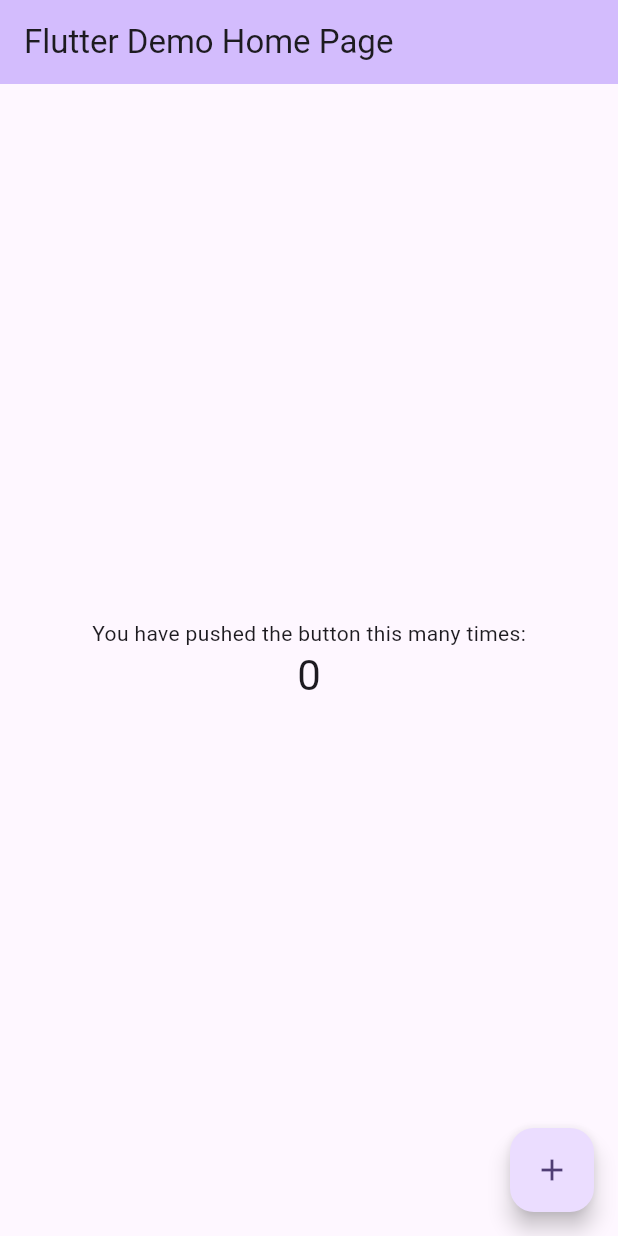
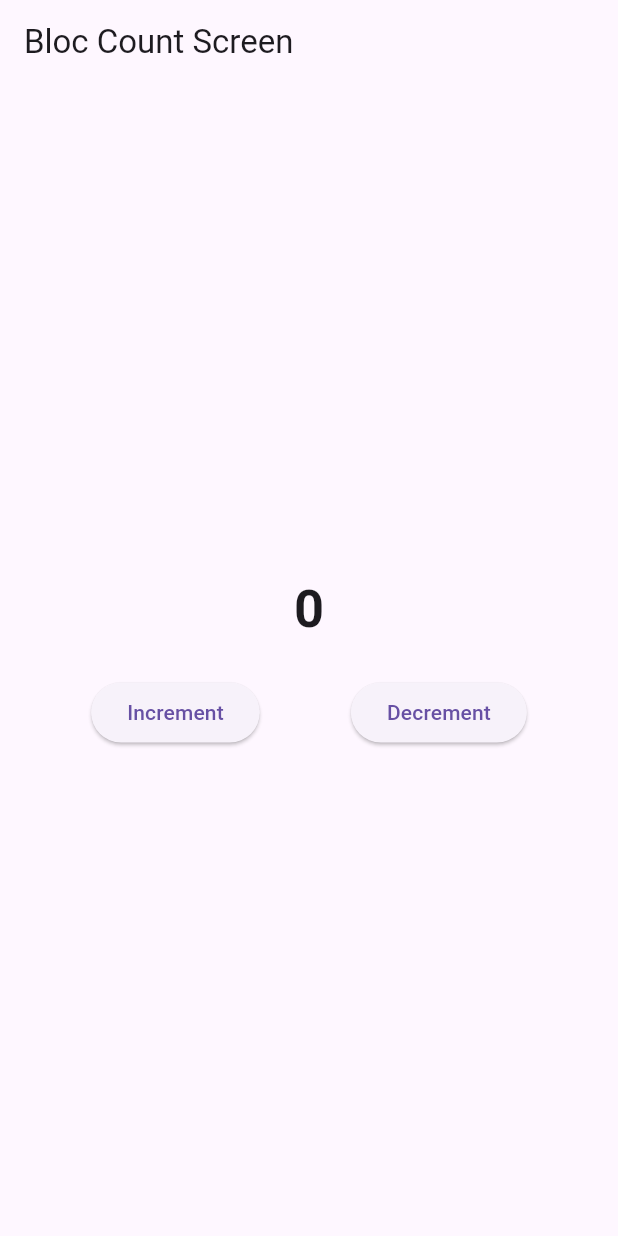
Before and after one commit to alfazrafai/Counter-App-Bloc, a Flutter app: the screen it shows after launch, on a phone screen of 412 x 824 dp. Run offline on Flutter 3.47's test engine with Material 3 defaults, Android fonts, the phone set to English and light mode, and no system bars; our stand-ins replace bloc, equatable, flutter_bloc.

Commit message:
Implemented Counter App with Bloc

```diff
--- /dev/null
+++ b/lib/bloc/counter/counter_bloc.dart
@@ -0,0 +1,20 @@
+import 'package:bloc/bloc.dart';
+import 'package:counter_app_bloc/bloc/counter/counter_event.dart';
+import 'package:counter_app_bloc/bloc/counter/counter_state.dart';
+
+class CounterBloc extends Bloc<CounterEvent, CounterState> {
+  CounterBloc() : super(CounterState()) {
+    on<IncrementCounter>(_increment);
+    on<DecrementCounter>(_decrement);
+  }
+
+  void _increment(IncrementCounter event, Emitter<CounterState> emit) {
+    emit(state.copyWith(counter: state.counter + 1));
+  }
+
+  void _decrement(DecrementCounter event, Emitter<CounterState> emit) {
+    if (state.counter > 0) {
+      emit(state.copyWith(counter: state.counter - 1));
+    }
+  }
+}
--- /dev/null
+++ b/lib/bloc/counter/counter_event.dart
@@ -0,0 +1,12 @@
+import 'package:equatable/equatable.dart';
+
+abstract class CounterEvent extends Equatable {
+  const CounterEvent();
+
+  @override
+  List<Object> get props => [];
+}
+
+class IncrementCounter extends CounterEvent {}
+
+class DecrementCounter extends CounterEvent {}
--- /dev/null
+++ b/lib/bloc/counter/counter_state.dart
@@ -0,0 +1,14 @@
+import 'package:equatable/equatable.dart';
+
+class CounterState extends Equatable {
+  final int counter;
+
+  const CounterState({this.counter = 0});
+
+  CounterState copyWith({int? counter}) {
+    return CounterState(counter: counter ?? this.counter);
+  }
+
+  @override
+  List<Object?> get props => [counter];
+}
--- a/lib/main.dart
+++ b/lib/main.dart
@@ -1,122 +1,20 @@
+import 'package:counter_app_bloc/bloc/counter/counter_bloc.dart';
+import 'package:counter_app_bloc/ui/counter_screen.dart';
 import 'package:flutter/material.dart';
+import 'package:flutter_bloc/flutter_bloc.dart';
 
 void main() {
-  runApp(const MyApp());
+  runApp(BlocCounterApp());
 }
 
-class MyApp extends StatelessWidget {
-  const MyApp({super.key});
+class BlocCounterApp extends StatelessWidget {
+  const BlocCounterApp({super.key});
 
-  // This widget is the root of your application.
   @override
   Widget build(BuildContext context) {
-    return MaterialApp(
-      title: 'Flutter Demo',
-      theme: ThemeData(
-        // This is the theme of your application.
-        //
-        // TRY THIS: Try running your application with "flutter run". You'll see
-        // the application has a purple toolbar. Then, without quitting the app,
-        // try changing the seedColor in the colorScheme below to Colors.green
-        // and then invoke "hot reload" (save your changes or press the "hot
-        // reload" button in a Flutter-supported IDE, or press "r" if you used
-        // the command line to start the app).
-        //
-        // Notice that the counter didn't reset back to zero; the application
-        // state is not lost during the reload. To reset the state, use hot
-        // restart instead.
-        //
-        // This works for code too, not just values: Most code changes can be
-        // tested with just a hot reload.
-        colorScheme: .fromSeed(seedColor: Colors.deepPurple),
-      ),
-      home: const MyHomePage(title: 'Flutter Demo Home Page'),
+    return BlocProvider(
+      create: (_) => CounterBloc(),
+      child: MaterialApp(home: CounterScreen()),
     );
   }
 }
-
-class MyHomePage extends StatefulWidget {
-  const MyHomePage({super.key, required this.title});
-
-  // This widget is the home page of your application. It is stateful, meaning
-  // that it has a State object (defined below) that contains fields that affect
-  // how it looks.
-
-  // This class is the configuration for the state. It holds the values (in this
-  // case the title) provided by the parent (in this case the App widget) and
-  // used by the build method of the State. Fields in a Widget subclass are
-  // always marked "final".
-
-  final String title;
-
-  @override
-  State<MyHomePage> createState() => _MyHomePageState();
-}
-
-class _MyHomePageState extends State<MyHomePage> {
-  int _counter = 0;
-
-  void _incrementCounter() {
-    setState(() {
-      // This call to setState tells the Flutter framework that something has
-      // changed in this State, which causes it to rerun the build method below
-      // so that the display can reflect the updated values. If we changed
-      // _counter without calling setState(), then the build method would not be
-      // called again, and so nothing would appear to happen.
-      _counter++;
-    });
-  }
-
-  @override
-  Widget build(BuildContext context) {
-    // This method is rerun every time setState is called, for instance as done
-    // by the _incrementCounter method above.
-    //
-    // The Flutter framework has been optimized to make rerunning build methods
-    // fast, so that you can just rebuild anything that needs updating rather
-    // than having to individually change instances of widgets.
-    return Scaffold(
-      appBar: AppBar(
-        // TRY THIS: Try changing the color here to a specific color (to
-        // Colors.amber, perhaps?) and trigger a hot reload to see the AppBar
-        // change color while the other colors stay the same.
-        backgroundColor: Theme.of(context).colorScheme.inversePrimary,
-        // Here we take the value from the MyHomePage object that was created by
-        // the App.build method, and use it to set our appbar title.
-        title: Text(widget.title),
-      ),
-      body: Center(
-        // Center is a layout widget. It takes a single child and positions it
-        // in the middle of the parent.
-        child: Column(
-          // Column is also a layout widget. It takes a list of children and
-          // arranges them vertically. By default, it sizes itself to fit its
-          // children horizontally, and tries to be as tall as its parent.
-          //
-          // Column has various properties to control how it sizes itself and
-          // how it positions its children. Here we use mainAxisAlignment to
-          // center the children vertically; the main axis here is the vertical
-          // axis because Columns are vertical (the cross axis would be
-          // horizontal).
-          //
-          // TRY THIS: Invoke "debug painting" (choose the "Toggle Debug Paint"
-          // action in the IDE, or press "p" in the console), to see the
-          // wireframe for each widget.
-          mainAxisAlignment: .center,
-          children: [
-            const Text('You have pushed the button this many times:'),
-            Text(
-              '$_counter',
-              style: Theme.of(context).textTheme.headlineMedium,
-            ),
-          ],
-        ),
-      ),
-      floatingActionButton: FloatingActionButton(
-        onPressed: _incrementCounter,
-        tooltip: 'Increment',
-        child: const Icon(Icons.add),
-      ),
-    );
-  }
-}
--- /dev/null
+++ b/lib/ui/counter_screen.dart
@@ -0,0 +1,57 @@
+import 'package:counter_app_bloc/bloc/counter/counter_bloc.dart';
+import 'package:counter_app_bloc/bloc/counter/counter_event.dart';
+import 'package:counter_app_bloc/bloc/counter/counter_state.dart';
+import 'package:flutter/material.dart';
+import 'package:flutter_bloc/flutter_bloc.dart';
+
+class CounterScreen extends StatefulWidget {
+  const CounterScreen({super.key});
+
+  @override
+  State<StatefulWidget> createState() {
+    return _CounterScreen();
+  }
+}
+
+class _CounterScreen extends State<CounterScreen> {
+  @override
+  Widget build(BuildContext context) {
+    return Scaffold(
+      appBar: AppBar(title: Text("Bloc Count Screen")),
+      body: Column(
+        mainAxisAlignment: .center,
+        crossAxisAlignment: .center,
+        children: [
+          BlocBuilder<CounterBloc, CounterState>(
+            builder: (context, state) {
+              return Text(
+                state.counter.toString(),
+                style: TextStyle(fontSize: 35, fontWeight: FontWeight.bold),
+              );
+            },
+          ),
+
+          SizedBox(height: 20),
+          Row(
+            mainAxisAlignment: .spaceEvenly,
+            crossAxisAlignment: .center,
+            children: [
+              ElevatedButton(
+                onPressed: () {
+                  context.read<CounterBloc>().add(IncrementCounter());
+                },
+                child: Text("Increment"),
+              ),
+              ElevatedButton(
+                onPressed: () {
+                  context.read<CounterBloc>().add(DecrementCounter());
+                },
+                child: Text("Decrement"),
+              ),
+            ],
+          ),
+        ],
+      ),
+    );
+  }
+}
--- a/pubspec.yaml
+++ b/pubspec.yaml
@@ -34,6 +34,9 @@ dependencies:
   # The following adds the Cupertino Icons font to your application.
   # Use with the CupertinoIcons class for iOS style icons.
   cupertino_icons: ^1.0.8
+  bloc: ^9.1.0
+  flutter_bloc: ^9.1.1
+  equatable: ^2.0.7
 
 dev_dependencies:
   flutter_test:
```
Also changed, not shown: pubspec.lock.
